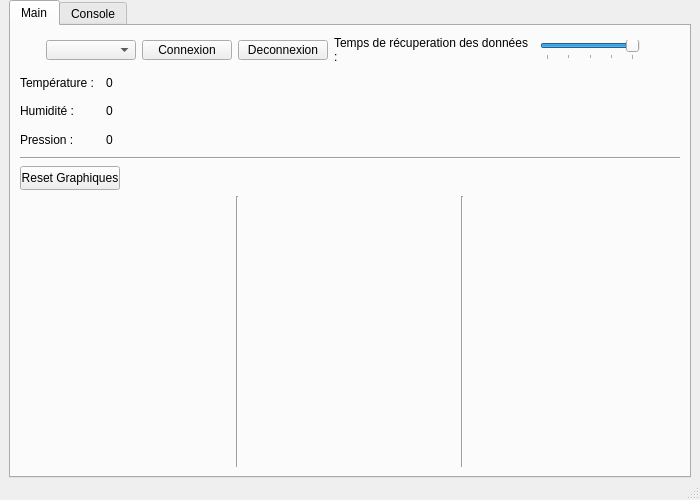
This is QtApp/QtApp/mainwindow.ui in leoHerv/LE_sensor_BLE_project as Qt 5 draws it before an edit. The edited form follows.
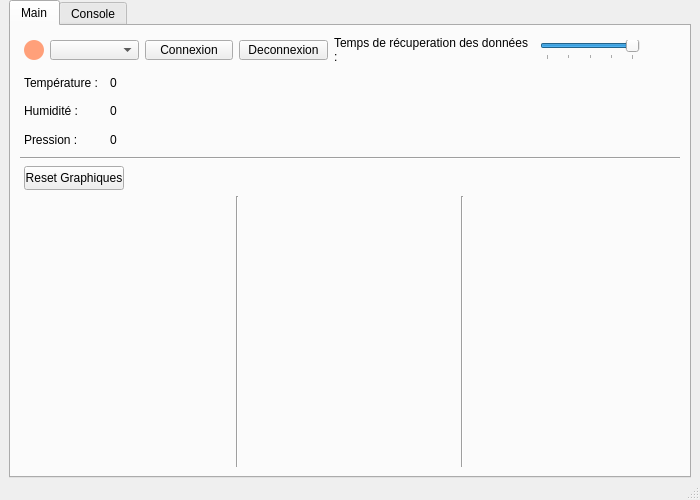
This is the edited form. Custom widgets are drawn as their Qt base class.

Commit message: Change the color of the "led" of the port

Diff of the .ui file:
```diff
--- a/QtApp/QtApp/mainwindow.ui
+++ b/QtApp/QtApp/mainwindow.ui
@@ -42,6 +42,9 @@
        <layout class="QVBoxLayout" name="verticalLayout" stretch="5,5,5,5,0,10,60">
         <item>
          <layout class="QHBoxLayout" name="connectionHorizontalLayout" stretch="1,1,1,1,2,1,0">
+          <property name="leftMargin">
+           <number>4</number>
+          </property>
           <item>
            <widget class="QLabel" name="connectionIndicator">
             <property name="minimumSize">
@@ -56,6 +59,9 @@
               <height>20</height>
              </size>
             </property>
+            <property name="styleSheet">
+             <string notr="true">background-color: rgb(255,160,122); border-radius: 10px;</string>
+            </property>
             <property name="text">
              <string/>
             </property>
@@ -198,6 +204,9 @@
         </item>
         <item>
          <layout class="QHBoxLayout" name="temperatureHorizontalLayout" stretch="1,10">
+          <property name="leftMargin">
+           <number>4</number>
+          </property>
           <item>
            <widget class="QLabel" name="temperatureLabel">
             <property name="minimumSize">
@@ -231,6 +240,9 @@
           <property name="sizeConstraint">
            <enum>QLayout::SetDefaultConstraint</enum>
           </property>
+          <property name="leftMargin">
+           <number>4</number>
+          </property>
           <item>
            <widget class="QLabel" name="humidityLabel">
             <property name="minimumSize">
@@ -264,6 +276,9 @@
           <property name="sizeConstraint">
            <enum>QLayout::SetDefaultConstraint</enum>
           </property>
+          <property name="leftMargin">
+           <number>4</number>
+          </property>
           <item>
            <widget class="QLabel" name="pressureLabel">
             <property name="minimumSize">
@@ -301,6 +316,9 @@
         </item>
         <item>
          <layout class="QHBoxLayout" name="graphButtonHorizontalLayout">
+          <property name="leftMargin">
+           <number>4</number>
+          </property>
           <item>
            <widget class="QPushButton" name="plotClearButton">
             <property name="minimumSize">
```
